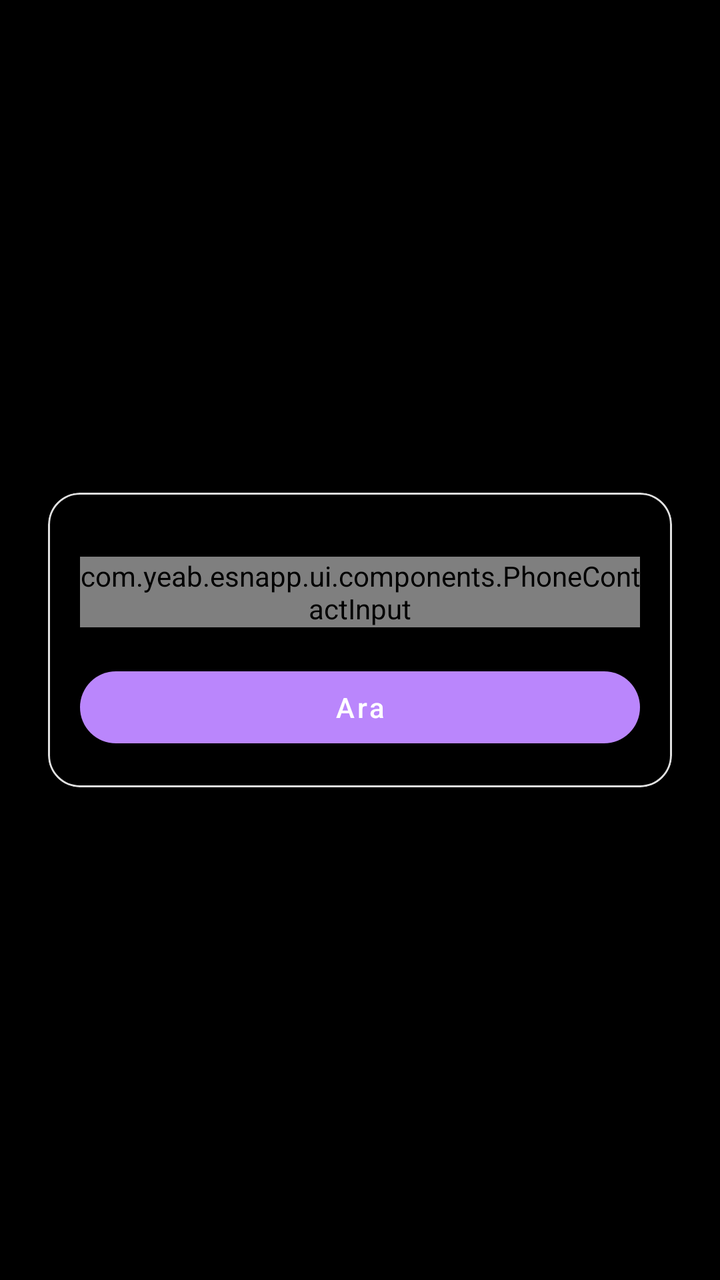
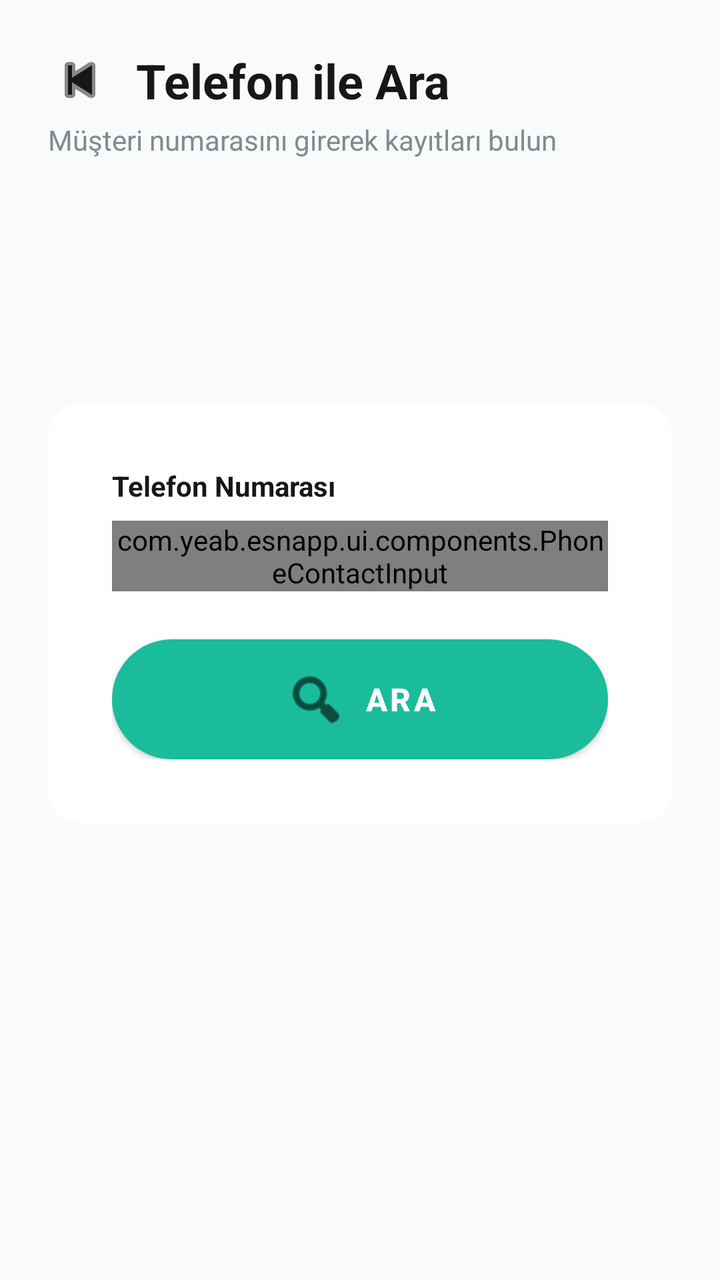

Screens rendered from an Android XML layout before and after an edit, with the pre-edit source and the edit as a unified diff.
<!-- AndroidManifest.xml: application theme Theme.MaterialComponents.NoActionBar -->
<!-- res/layout/activity_search_by_phone.xml -->
<?xml version="1.0" encoding="utf-8"?>
<LinearLayout xmlns:android="http://schemas.android.com/apk/res/android"
    xmlns:app="http://schemas.android.com/apk/res-auto"
    android:id="@+id/layoutSearchByPhone"
    android:layout_width="match_parent"
    android:layout_height="match_parent"
    android:orientation="vertical"
    android:gravity="center"
    android:background="#000000"
    android:padding="16dp"
    android:fitsSystemWindows="true">

    <com.google.android.material.card.MaterialCardView
        android:layout_width="match_parent"
        android:layout_height="wrap_content"
        android:layout_margin="8dp"
        app:cardCornerRadius="16dp"
        app:cardElevation="2dp"
        app:cardBackgroundColor="#000000"
        app:strokeWidth="1dp"
        app:strokeColor="#E0E0E0">

        <LinearLayout
            android:layout_width="match_parent"
            android:layout_height="wrap_content"
            android:orientation="vertical"
            android:padding="16dp">

            
            <com.yeab.esnapp.ui.components.PhoneContactInput
                android:id="@+id/phoneInputComponent"
                android:layout_width="match_parent"
                android:layout_height="wrap_content"
                android:layout_marginTop="16dp" />

            
            <com.google.android.material.button.MaterialButton
                android:id="@+id/btnSearch"
                style="@style/Widget.MaterialComponents.Button"
                android:layout_width="match_parent"
                android:layout_height="wrap_content"
                android:layout_marginTop="16dp"
                android:text="@string/search_by_phone_button_search"
                android:textAllCaps="false"
                android:textColor="@android:color/white"
                app:cornerRadius="24dp" />

        </LinearLayout>
    </com.google.android.material.card.MaterialCardView>

</LinearLayout>
<!-- resources referenced by this layout -->
<resources>
  <string name="search_by_phone_button_search">Ara</string>
</resources>

<!-- the commit's change to res/layout/activity_search_by_phone.xml (unified diff, before → after) -->
@@ -1,51 +1,106 @@
 <?xml version="1.0" encoding="utf-8"?>
-<LinearLayout xmlns:android="http://schemas.android.com/apk/res/android"
+<androidx.constraintlayout.widget.ConstraintLayout
+    xmlns:android="http://schemas.android.com/apk/res/android"
     xmlns:app="http://schemas.android.com/apk/res-auto"
     android:id="@+id/layoutSearchByPhone"
     android:layout_width="match_parent"
     android:layout_height="match_parent"
-    android:orientation="vertical"
-    android:gravity="center"
-    android:background="#000000"
-    android:padding="16dp"
+    android:background="#F9FAFB"
     android:fitsSystemWindows="true">
 
-    <com.google.android.material.card.MaterialCardView
+    <LinearLayout
+        android:id="@+id/headerContainer"
         android:layout_width="match_parent"
         android:layout_height="wrap_content"
-        android:layout_margin="8dp"
+        android:orientation="vertical"
+        android:padding="24dp"
+        app:layout_constraintTop_toTopOf="parent"
+        app:layout_constraintStart_toStartOf="parent">
+
+        <LinearLayout
+            android:layout_width="wrap_content"
+            android:layout_height="wrap_content"
+            android:gravity="center_vertical">
+
+            <ImageButton
+                android:id="@+id/btnBack"
+                android:layout_width="32dp"
+                android:layout_height="32dp"
+                android:background="?attr/selectableItemBackgroundBorderless"
+                android:src="@android:drawable/ic_media_previous"
+                app:tint="#171717"
+                android:contentDescription="Geri" />
+
+            <TextView
+                android:layout_width="wrap_content"
+                android:layout_height="wrap_content"
+                android:layout_marginStart="12dp"
+                android:text="@string/search_phone_page_title"
+                android:textSize="24sp"
+                android:textStyle="bold"
+                android:textColor="#171717"/>
+        </LinearLayout>
+
+        <TextView
+            android:layout_width="wrap_content"
+            android:layout_height="wrap_content"
+            android:layout_marginTop="4dp"
+            android:text="@string/search_phone_page_subtitle"
+            android:textSize="14sp"
+            android:textColor="#7F8C8D"/>
+    </LinearLayout>
+
+    <androidx.cardview.widget.CardView
+        android:layout_width="match_parent"
+        android:layout_height="wrap_content"
+        android:layout_marginHorizontal="24dp"
         app:cardCornerRadius="16dp"
-        app:cardElevation="2dp"
-        app:cardBackgroundColor="#000000"
-        app:strokeWidth="1dp"
-        app:strokeColor="#E0E0E0">
+        app:cardElevation="0dp"
+        app:cardBackgroundColor="#FFFFFF"
+        app:layout_constraintTop_toBottomOf="@id/headerContainer"
+        app:layout_constraintBottom_toBottomOf="parent"
+        app:layout_constraintVertical_bias="0.3">
 
         <LinearLayout
             android:layout_width="match_parent"
             android:layout_height="wrap_content"
             android:orientation="vertical"
-            android:padding="16dp">
+            android:padding="32dp">
 
-            
+
+            <TextView
+                android:layout_width="wrap_content"
+                android:layout_height="wrap_content"
+                android:text="@string/search_by_phone_label"
+                android:textColor="#171717"
+                android:textStyle="bold"
+                android:textSize="14sp"
+                android:layout_marginBottom="8dp"/>
+
             <com.yeab.esnapp.ui.components.PhoneContactInput
                 android:id="@+id/phoneInputComponent"
                 android:layout_width="match_parent"
                 android:layout_height="wrap_content"
-                android:layout_marginTop="16dp" />
+                android:theme="@style/ThemeOverlay.AppCompat.Light"/>
 
-            
             <com.google.android.material.button.MaterialButton
                 android:id="@+id/btnSearch"
-                style="@style/Widget.MaterialComponents.Button"
                 android:layout_width="match_parent"
-                android:layout_height="wrap_content"
-                android:layout_marginTop="16dp"
+                android:layout_height="60dp"
+                android:layout_marginTop="24dp"
                 android:text="@string/search_by_phone_button_search"
-                android:textAllCaps="false"
+                android:textSize="16sp"
+                android:textStyle="bold"
                 android:textColor="@android:color/white"
-                app:cornerRadius="24dp" />
+                app:backgroundTint="#1ABC9C"
+                app:cornerRadius="30dp"
+                app:icon="@android:drawable/ic_menu_search"
+                app:iconGravity="textStart"
+                app:iconPadding="8dp"
+                android:insetTop="0dp"
+                android:insetBottom="0dp"/>
 
         </LinearLayout>
-    </com.google.android.material.card.MaterialCardView>
+    </androidx.cardview.widget.CardView>
 
-</LinearLayout>
+</androidx.constraintlayout.widget.ConstraintLayout>
<!-- resource entries referenced after the edit -->
@@ -1,5 +1,8 @@
 <!-- resources referenced by this layout -->
 <resources>
   <string name="search_by_phone_button_search">Ara</string>
+  <string name="search_by_phone_label">Telefon Numarası</string>
+  <string name="search_phone_page_subtitle">Müşteri numarasını girerek kayıtları bulun</string>
+  <string name="search_phone_page_title">Telefon ile Ara</string>
 </resources>
 
